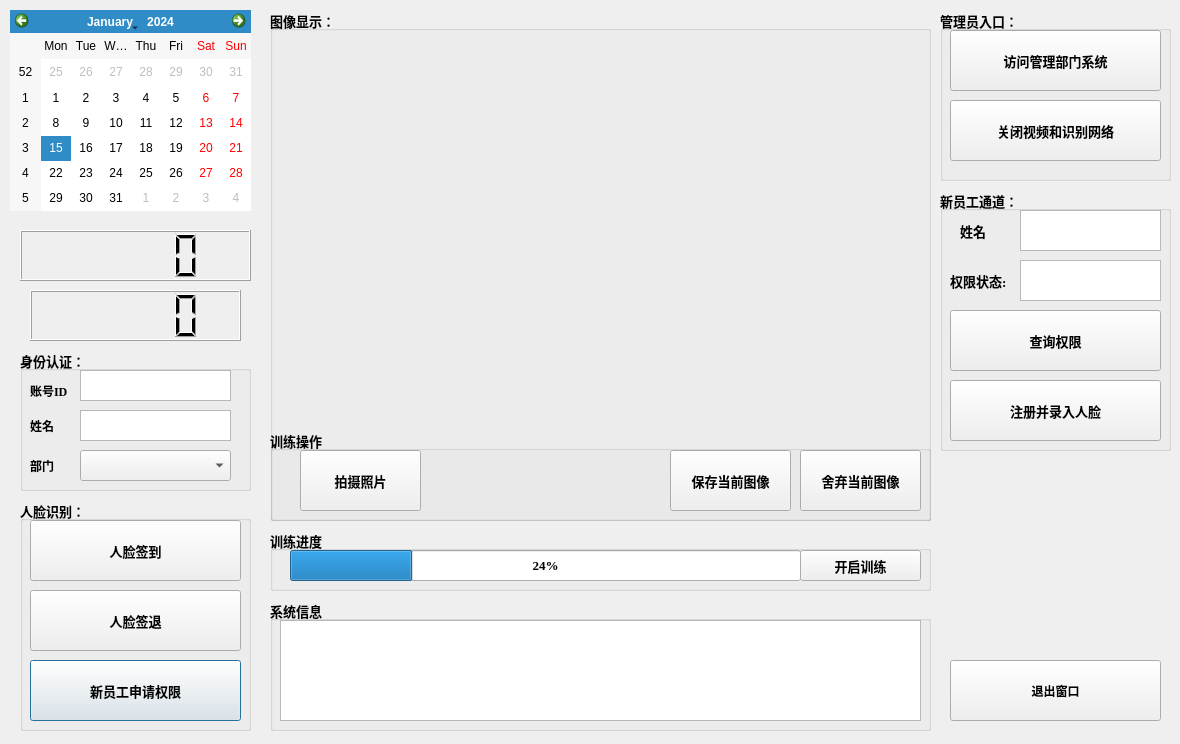
Old version of the form src/WorkAttendanceSys/WorkAttendanceSys.ui in the repository Liupeter01/WorkAttendanceQT.
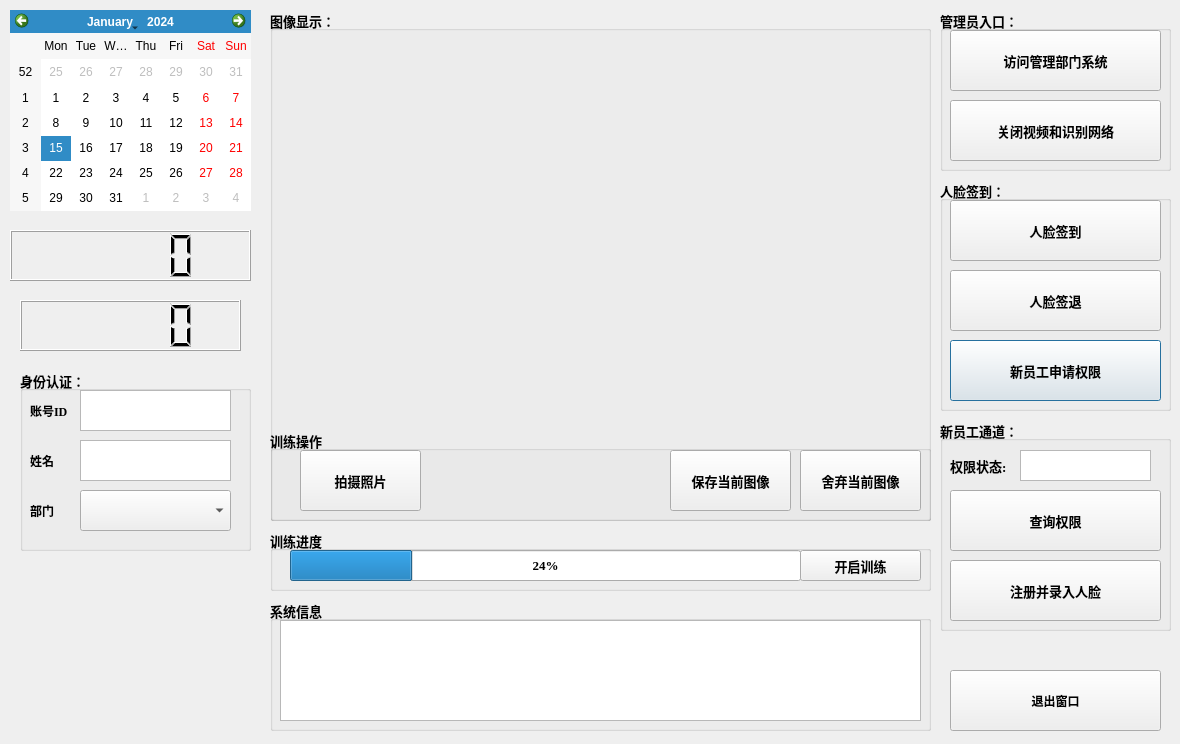
New version of the form.

The edit to the form file:
```diff
--- a/src/WorkAttendanceSys/WorkAttendanceSys.ui
+++ b/src/WorkAttendanceSys/WorkAttendanceSys.ui
@@ -495,8 +495,8 @@
   <widget class="QGroupBox" name="groupBox_2">
    <property name="geometry">
     <rect>
-     <x>20</x>
-     <y>500</y>
+     <x>940</x>
+     <y>180</y>
      <width>231</width>
      <height>231</height>
     </rect>
@@ -510,7 +510,7 @@
     </font>
    </property>
    <property name="title">
-    <string>人脸识别：</string>
+    <string>人脸签到：</string>
    </property>
    <widget class="QPushButton" name="AciqurePremit">
     <property name="geometry">
@@ -565,9 +565,9 @@
   <widget class="QLCDNumber" name="lcdclock">
    <property name="geometry">
     <rect>
-     <x>30</x>
-     <y>290</y>
-     <width>211</width>
+     <x>20</x>
+     <y>300</y>
+     <width>221</width>
      <height>51</height>
     </rect>
    </property>
@@ -656,7 +656,7 @@
      <x>940</x>
      <y>10</y>
      <width>231</width>
-     <height>171</height>
+     <height>161</height>
     </rect>
    </property>
    <property name="font">
@@ -761,7 +761,7 @@
    <property name="geometry">
     <rect>
      <x>950</x>
-     <y>660</y>
+     <y>670</y>
      <width>211</width>
      <height>61</height>
     </rect>
@@ -781,9 +781,9 @@
    <property name="geometry">
     <rect>
      <x>940</x>
-     <y>190</y>
+     <y>420</y>
      <width>231</width>
-     <height>261</height>
+     <height>211</height>
     </rect>
    </property>
    <property name="font">
@@ -801,7 +801,7 @@
     <property name="geometry">
      <rect>
       <x>10</x>
-      <y>120</y>
+      <y>70</y>
       <width>211</width>
       <height>61</height>
      </rect>
@@ -814,9 +814,9 @@
     <property name="geometry">
      <rect>
       <x>10</x>
-      <y>70</y>
+      <y>20</y>
       <width>71</width>
-      <height>41</height>
+      <height>51</height>
      </rect>
     </property>
     <property name="text">
@@ -827,9 +827,9 @@
     <property name="geometry">
      <rect>
       <x>80</x>
-      <y>70</y>
-      <width>141</width>
-      <height>41</height>
+      <y>30</y>
+      <width>131</width>
+      <height>31</height>
      </rect>
     </property>
    </widget>
@@ -837,7 +837,7 @@
     <property name="geometry">
      <rect>
       <x>10</x>
-      <y>190</y>
+      <y>140</y>
       <width>211</width>
       <height>61</height>
      </rect>
@@ -846,44 +846,14 @@
      <string>注册并录入人脸</string>
     </property>
    </widget>
-   <widget class="QLabel" name="name_label_2">
-    <property name="geometry">
-     <rect>
-      <x>20</x>
-      <y>20</y>
-      <width>54</width>
-      <height>41</height>
-     </rect>
-    </property>
-    <property name="font">
-     <font>
-      <family>Times New Roman</family>
-      <weight>75</weight>
-      <bold>true</bold>
-     </font>
-    </property>
-    <property name="text">
-     <string>姓名</string>
-    </property>
-   </widget>
-   <widget class="QTextEdit" name="NameInput_2">
-    <property name="geometry">
-     <rect>
-      <x>80</x>
-      <y>20</y>
-      <width>141</width>
-      <height>41</height>
-     </rect>
-    </property>
-   </widget>
   </widget>
   <widget class="QLabel" name="name_label">
    <property name="geometry">
     <rect>
      <x>30</x>
-     <y>400</y>
+     <y>430</y>
      <width>54</width>
-     <height>51</height>
+     <height>61</height>
     </rect>
    </property>
    <property name="font">
@@ -901,19 +871,25 @@
    <property name="geometry">
     <rect>
      <x>80</x>
-     <y>450</y>
+     <y>490</y>
      <width>151</width>
-     <height>31</height>
+     <height>41</height>
     </rect>
    </property>
+   <property name="font">
+    <font>
+     <family>Times New Roman</family>
+     <pointsize>16</pointsize>
+    </font>
+   </property>
   </widget>
   <widget class="QLabel" name="label">
    <property name="geometry">
     <rect>
      <x>30</x>
-     <y>450</y>
+     <y>490</y>
      <width>54</width>
-     <height>31</height>
+     <height>41</height>
     </rect>
    </property>
    <property name="font">
@@ -930,17 +906,23 @@
    <property name="geometry">
     <rect>
      <x>80</x>
-     <y>410</y>
+     <y>440</y>
      <width>151</width>
-     <height>31</height>
+     <height>41</height>
     </rect>
    </property>
+   <property name="font">
+    <font>
+     <family>Times New Roman</family>
+     <pointsize>16</pointsize>
+    </font>
+   </property>
   </widget>
   <widget class="QLabel" name="id_label">
    <property name="geometry">
     <rect>
      <x>30</x>
-     <y>380</y>
+     <y>400</y>
      <width>54</width>
      <height>21</height>
     </rect>
@@ -960,19 +942,25 @@
    <property name="geometry">
     <rect>
      <x>80</x>
-     <y>370</y>
+     <y>390</y>
      <width>151</width>
-     <height>31</height>
+     <height>41</height>
     </rect>
    </property>
+   <property name="font">
+    <font>
+     <family>Times New Roman</family>
+     <pointsize>16</pointsize>
+    </font>
+   </property>
   </widget>
   <widget class="QGroupBox" name="groupBox_8">
    <property name="geometry">
     <rect>
      <x>20</x>
-     <y>350</y>
+     <y>370</y>
      <width>231</width>
-     <height>141</height>
+     <height>181</height>
     </rect>
    </property>
    <property name="font">
@@ -990,9 +978,9 @@
   <widget class="QLCDNumber" name="lcddate">
    <property name="geometry">
     <rect>
-     <x>20</x>
+     <x>10</x>
      <y>230</y>
-     <width>231</width>
+     <width>241</width>
      <height>51</height>
     </rect>
    </property>
```
Left out of the diff: 2 changed lines with no effect on the pictures.
